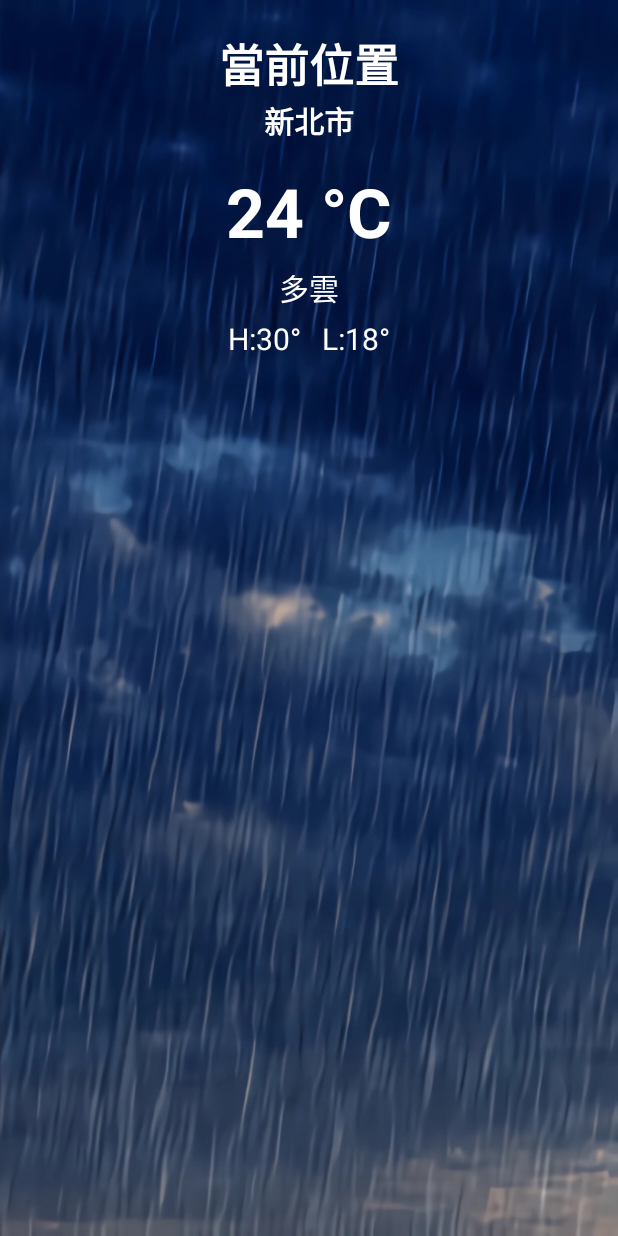
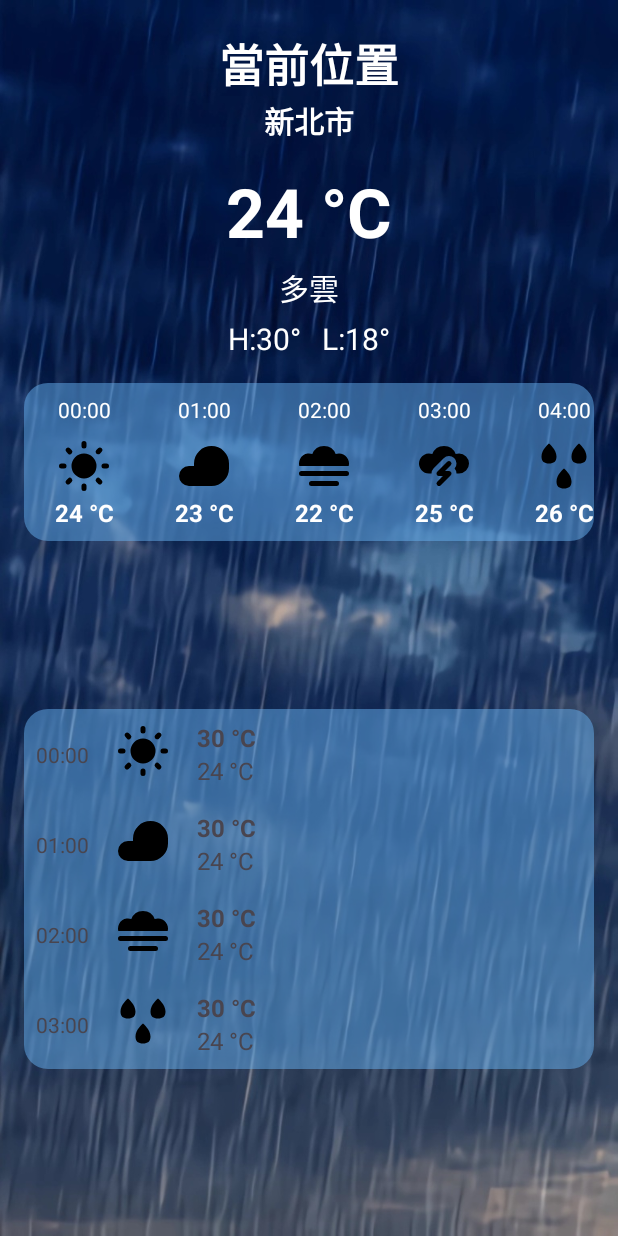
Before and after one commit to yo20703/WeatherApp_1, an Android app: the screen it shows after launch (MainActivity), on a phone screen of 412 x 824 dp. Run offline under Robolectric (Android 15) with nearby library versions, the phone set to English and light mode, and no system bars.

Commit message:
recycler view2

```diff
--- /dev/null
+++ b/app/src/main/java/com/example/weatherapp_1/DayWeatherAdapter.java
@@ -0,0 +1,79 @@
+package com.example.weatherapp_1;
+
+import android.view.LayoutInflater;
+import android.view.View;
+import android.view.ViewGroup;
+import android.widget.ImageView;
+import android.widget.TextView;
+
+import androidx.annotation.NonNull;
+import androidx.recyclerview.widget.RecyclerView;
+
+import com.example.weatherapp_1.data.DayForecast;
+
+import java.util.ArrayList;
+
+public class DayWeatherAdapter extends RecyclerView.Adapter<DayWeatherAdapter.DayViewHolder> {
+    private ArrayList<DayForecast> dayForecasts = new ArrayList<>();
+
+    public DayWeatherAdapter(ArrayList<DayForecast> dayForecasts) {
+        this.dayForecasts = dayForecasts;
+    }
+
+    @NonNull
+    @Override
+    public DayViewHolder onCreateViewHolder(@NonNull ViewGroup parent, int viewType) {
+        View view = LayoutInflater
+                .from(parent.getContext())
+                .inflate(R.layout.item_day_weather, parent, false);
+        return new DayViewHolder(view);
+    }
+
+    @Override
+    public void onBindViewHolder(@NonNull DayViewHolder holder, int position) {
+        DayForecast dayForecast = dayForecasts.get(position);
+
+        holder.tvDate.setText(dayForecast.getDate());
+        holder.tvMaxTemp.setText(dayForecast.getTemperatureMax());
+        holder.tvMinTemp.setText(dayForecast.getTemperatureMin());
+
+        switch (dayForecast.getWeather()) {
+            case "sunny":
+                holder.ivIcon.setImageResource(R.drawable.ic_sunny);
+                break;
+            case "cloudy":
+                holder.ivIcon.setImageResource(R.drawable.ic_cloudy);
+                break;
+            case "overcast":
+                holder.ivIcon.setImageResource(R.drawable.ic_overcast);
+                break;
+            case "rain":
+                holder.ivIcon.setImageResource(R.drawable.ic_rain);
+                break;
+            case "ic_thunder":
+                holder.ivIcon.setImageResource(R.drawable.ic_thunder);
+                break;
+        }
+    }
+
+    @Override
+    public int getItemCount() {
+        return dayForecasts.size();
+    }
+
+    static class DayViewHolder extends RecyclerView.ViewHolder{
+        TextView tvDate;
+        TextView tvMaxTemp;
+        TextView tvMinTemp;
+        ImageView ivIcon;
+
+        public DayViewHolder(@NonNull View itemView) {
+            super(itemView);
+
+            tvDate = itemView.findViewById(R.id.tv_date);
+            tvMaxTemp = itemView.findViewById(R.id.tv_max_temp);
+            tvMinTemp = itemView.findViewById(R.id.tv_min_temp);
+            ivIcon = itemView.findViewById(R.id.iv_icon);
+        }
+    }
+}
--- a/app/src/main/java/com/example/weatherapp_1/HourlyWeatherAdapter.java
+++ b/app/src/main/java/com/example/weatherapp_1/HourlyWeatherAdapter.java
@@ -40,6 +40,24 @@ public class HourlyWeatherAdapter
         holder.tvTime.setText(forecast.getTime());
         holder.tvTemperature.setText(forecast.getTemperature());
 
+        String condition = forecast.getWeatherCondition();
+        switch (condition.toLowerCase()) {
+            case "sunny":
+                holder.ivIcon.setImageResource(R.drawable.ic_sunny);
+                break;
+            case "cloudy":
+                holder.ivIcon.setImageResource(R.drawable.ic_cloudy);
+                break;
+            case "overcast":
+                holder.ivIcon.setImageResource(R.drawable.ic_overcast);
+                break;
+            case "rain":
+                holder.ivIcon.setImageResource(R.drawable.ic_rain);
+                break;
+            case "thunder":
+                holder.ivIcon.setImageResource(R.drawable.ic_thunder);
+                break;
+        }
     }
 
     @Override
--- a/app/src/main/java/com/example/weatherapp_1/MainActivity.java
+++ b/app/src/main/java/com/example/weatherapp_1/MainActivity.java
@@ -4,7 +4,10 @@ import android.os.Bundle;
 import android.widget.TextView;
 
 import androidx.appcompat.app.AppCompatActivity;
+import androidx.recyclerview.widget.LinearLayoutManager;
+import androidx.recyclerview.widget.RecyclerView;
 
+import com.example.weatherapp_1.data.DayForecast;
 import com.example.weatherapp_1.data.HourlyForecast;
 
 import java.util.ArrayList;
@@ -14,6 +17,8 @@ public class MainActivity extends AppCompatActivity {
     TextView tvCurrentTemperature;
     TextView tvCurrentWeather;
     TextView tvCurrentTempHL;
+    RecyclerView rvHourly;
+    RecyclerView rvDay;
 
     @Override
     protected void onCreate(Bundle savedInstanceState) {
@@ -21,10 +26,8 @@ public class MainActivity extends AppCompatActivity {
         setContentView(R.layout.activity_main);
 
         initView();
-
-        ArrayList<HourlyForecast> hourlyForecastArrayList = new ArrayList<>();
-
-        HourlyWeatherAdapter adapter = new HourlyWeatherAdapter(hourlyForecastArrayList);
+        initHourlyWeather();
+        initRvDay();
     }
 
     private void initView() {
@@ -32,5 +35,97 @@ public class MainActivity extends AppCompatActivity {
         tvCurrentTemperature = findViewById(R.id.tv_current_temperature);
         tvCurrentWeather = findViewById(R.id.tv_current_weather);
         tvCurrentTempHL = findViewById(R.id.tv_current_temp_hl);
+        rvHourly = findViewById(R.id.rv_hourly);
+        rvDay = findViewById(R.id.rv_day);
+    }
+
+    private void initHourlyWeather() {
+        ArrayList<HourlyForecast> forecasts = new ArrayList<>();
+        HourlyForecast forecast1 = new HourlyForecast(
+                "00:00",
+                "sunny",
+                "24 °C"
+        );
+        forecasts.add(forecast1);
+
+        HourlyForecast forecast2 = new HourlyForecast(
+                "01:00",
+                "cloudy",
+                "23 °C"
+        );
+        forecasts.add(forecast2);
+
+        HourlyForecast forecast3 = new HourlyForecast(
+                "02:00",
+                "overcast",
+                "22 °C"
+        );
+        forecasts.add(forecast3);
+
+        HourlyForecast forecast4 = new HourlyForecast(
+                "03:00",
+                "thunder",
+                "25 °C"
+        );
+        forecasts.add(forecast4);
+
+        HourlyForecast forecast5 = new HourlyForecast(
+                "04:00",
+                "rain",
+                "26 °C"
+        );
+        forecasts.add(forecast5);
+
+        HourlyWeatherAdapter hourlyWeatherAdapter = new HourlyWeatherAdapter(forecasts);
+        rvHourly.setLayoutManager(new LinearLayoutManager(
+                this,
+                LinearLayoutManager.HORIZONTAL,
+                false)
+        );
+        rvHourly.setAdapter(hourlyWeatherAdapter);
+    }
+
+    private void initRvDay() {
+        ArrayList<DayForecast> dayForecasts = new ArrayList<>();
+
+        DayForecast dayForecast1 = new DayForecast(
+                "00:00",
+                "sunny",
+                "24 °C",
+                "30 °C"
+        );
+        dayForecasts.add(dayForecast1);
+
+        DayForecast dayForecast2 = new DayForecast(
+                "01:00",
+                "cloudy",
+                "24 °C",
+                "30 °C"
+        );
+        dayForecasts.add(dayForecast2);
+
+        DayForecast dayForecast3 = new DayForecast(
+                "02:00",
+                "overcast",
+                "24 °C",
+                "30 °C"
+        );
+        dayForecasts.add(dayForecast3);
+
+        DayForecast dayForecast = new DayForecast(
+                "03:00",
+                "rain",
+                "24 °C",
+                "30 °C"
+        );
+        dayForecasts.add(dayForecast);
+
+        DayWeatherAdapter dayWeatherAdapter = new DayWeatherAdapter(dayForecasts);
+        rvDay.setLayoutManager(new LinearLayoutManager(
+                this,
+                LinearLayoutManager.VERTICAL,
+                false)
+        );
+        rvDay.setAdapter(dayWeatherAdapter);
     }
 }
--- /dev/null
+++ b/app/src/main/java/com/example/weatherapp_1/data/DayForecast.java
@@ -0,0 +1,47 @@
+package com.example.weatherapp_1.data;
+
+public class DayForecast {
+    private String date;
+    private String weather;
+    private String temperatureMin;
+    private String temperatureMax;
+
+    public DayForecast(String date, String weather, String temperatureMin, String temperatureMax) {
+        this.date = date;
+        this.weather = weather;
+        this.temperatureMin = temperatureMin;
+        this.temperatureMax = temperatureMax;
+    }
+
+    public String getDate() {
+        return date;
+    }
+
+    public void setDate(String date) {
+        this.date = date;
+    }
+
+    public String getWeather() {
+        return weather;
+    }
+
+    public void setWeather(String weather) {
+        this.weather = weather;
+    }
+
+    public String getTemperatureMin() {
+        return temperatureMin;
+    }
+
+    public void setTemperatureMin(String temperatureMin) {
+        this.temperatureMin = temperatureMin;
+    }
+
+    public String getTemperatureMax() {
+        return temperatureMax;
+    }
+
+    public void setTemperatureMax(String temperatureMax) {
+        this.temperatureMax = temperatureMax;
+    }
+}
--- /dev/null
+++ b/app/src/main/res/drawable/ic_cloudy.xml
@@ -0,0 +1,9 @@
+<vector xmlns:android="http://schemas.android.com/apk/res/android"
+    android:width="24dp"
+    android:height="24dp"
+    android:viewportWidth="24"
+    android:viewportHeight="24">
+  <path
+      android:fillColor="#FF000000"
+      android:pathData="M22,11v2a7,7 0,0 1,-7 7H6a4,4 0,0 1,0 -8H8V11a7,7 0,0 1,14 0Z"/>
+</vector>
--- /dev/null
+++ b/app/src/main/res/drawable/ic_overcast.xml
@@ -0,0 +1,9 @@
+<vector xmlns:android="http://schemas.android.com/apk/res/android"
+    android:width="24dp"
+    android:height="24dp"
+    android:viewportWidth="24"
+    android:viewportHeight="24">
+  <path
+      android:fillColor="#FF000000"
+      android:pathData="M22,15a1,1 0,0 1,-1 1L3,16a1,1 0,0 1,0 -2L21,14A1,1 0,0 1,22 15ZM17,18L7,18a1,1 0,0 0,0 2L17,20a1,1 0,0 0,0 -2ZM18,7a3.965,3.965 0,0 0,-1.334 0.245,4.977 4.977,0 0,0 -9.332,0A3.962,3.962 0,0 0,2 11a4.024,4.024 0,0 0,0.126 1L21.874,12A4,4 0,0 0,18 7Z"/>
+</vector>
--- /dev/null
+++ b/app/src/main/res/drawable/ic_rain.xml
@@ -0,0 +1,9 @@
+<vector xmlns:android="http://schemas.android.com/apk/res/android"
+    android:width="24dp"
+    android:height="24dp"
+    android:viewportWidth="24"
+    android:viewportHeight="24">
+  <path
+      android:fillColor="#FF000000"
+      android:pathData="M9,18.2c0,-2.8 3,-5.2 3,-5.2s3,2.4 3,5.2c0,2 -1.125,2.8 -3,2.8S9,20.2 9,18.2ZM6,3S3,5.4 3,8.2c0,2 1.125,2.8 3,2.8s3,-0.8 3,-2.8C9,5.4 6,3 6,3ZM18,3s-3,2.4 -3,5.2c0,2 1.125,2.8 3,2.8s3,-0.8 3,-2.8C21,5.4 18,3 18,3Z"/>
+</vector>
--- /dev/null
+++ b/app/src/main/res/drawable/ic_sunny.xml
@@ -0,0 +1,9 @@
+<vector xmlns:android="http://schemas.android.com/apk/res/android"
+    android:width="24dp"
+    android:height="24dp"
+    android:viewportWidth="24"
+    android:viewportHeight="24">
+  <path
+      android:fillColor="#FF000000"
+      android:pathData="M7,12a5,5 0,1 1,5 5A5,5 0,0 1,7 12ZM12,5a1,1 0,0 0,1 -1L13,3a1,1 0,0 0,-2 0L11,4A1,1 0,0 0,12 5ZM11,20v1a1,1 0,0 0,2 0L13,20a1,1 0,0 0,-2 0ZM21,11L20,11a1,1 0,0 0,0 2h1a1,1 0,0 0,0 -2ZM3,13L4,13a1,1 0,0 0,0 -2L3,11a1,1 0,0 0,0 2ZM17.657,7.343a1,1 0,0 0,0.707 -0.293l0.707,-0.707a1,1 0,1 0,-1.414 -1.414l-0.707,0.707a1,1 0,0 0,0.707 1.707ZM5.636,16.95l-0.707,0.707a1,1 0,1 0,1.414 1.414l0.707,-0.707A1,1 0,0 0,5.636 16.95ZM16.95,16.95a1,1 0,0 0,0 1.414l0.707,0.707a1,1 0,0 0,1.414 -1.414l-0.707,-0.707A1,1 0,0 0,16.95 16.95ZM5.636,7.05A1,1 0,0 0,7.05 5.636l-0.707,-0.707A1,1 0,0 0,4.929 6.343Z"/>
+</vector>
--- /dev/null
+++ b/app/src/main/res/drawable/ic_thunder.xml
@@ -0,0 +1,9 @@
+<vector xmlns:android="http://schemas.android.com/apk/res/android"
+    android:width="24dp"
+    android:height="24dp"
+    android:viewportWidth="24"
+    android:viewportHeight="24">
+  <path
+      android:fillColor="#FF000000"
+      android:pathData="M9.293,18.293 L11.586,16H10a1,1 0,0 1,-0.707 -1.707l4,-4a1,1 0,0 1,1.414 1.414L12.414,14H14a1,1 0,0 1,0.707 1.707l-4,4a1,1 0,0 1,-1.414 -1.414ZM18,7a3.965,3.965 0,0 0,-1.334 0.245,4.977 4.977,0 0,0 -9.332,0A3.993,3.993 0,1 0,6 15H7.007a2.991,2.991 0,0 1,0.872 -2.121l4,-4A3,3 0,0 1,16.236 13a2.959,2.959 0,0 1,0.757 2H18a4,4 0,0 0,0 -8Z"/>
+</vector>
--- a/app/src/main/res/layout/activity_main.xml
+++ b/app/src/main/res/layout/activity_main.xml
@@ -76,6 +76,7 @@
         />
 
     <androidx.recyclerview.widget.RecyclerView
+        android:id="@+id/rv_hourly"
         android:layout_width="0dp"
         android:layout_height="wrap_content"
         app:layout_constraintTop_toBottomOf="@+id/tv_current_temp_hl"
@@ -85,4 +86,16 @@
         android:layout_margin="16dp"
         />
 
+    <androidx.recyclerview.widget.RecyclerView
+        android:id="@+id/rv_day"
+        android:layout_width="0dp"
+        android:layout_height="wrap_content"
+        app:layout_constraintTop_toBottomOf="@+id/rv_hourly"
+        app:layout_constraintBottom_toBottomOf="parent"
+        app:layout_constraintStart_toStartOf="parent"
+        app:layout_constraintEnd_toEndOf="parent"
+        android:background="@drawable/recycler_background"
+        android:layout_margin="16dp"
+        />
+
 </androidx.constraintlayout.widget.ConstraintLayout>
--- /dev/null
+++ b/app/src/main/res/layout/item_day_weather.xml
@@ -0,0 +1,49 @@
+<?xml version="1.0" encoding="utf-8"?>
+<androidx.constraintlayout.widget.ConstraintLayout xmlns:android="http://schemas.android.com/apk/res/android"
+    android:layout_width="match_parent"
+    android:layout_height="wrap_content"
+    xmlns:app="http://schemas.android.com/apk/res-auto"
+    android:padding="8dp">
+    <TextView
+        android:id="@+id/tv_date"
+        android:layout_width="wrap_content"
+        android:layout_height="wrap_content"
+        android:text="2025-01-02"
+        android:textSize="14sp"
+        app:layout_constraintTop_toTopOf="parent"
+        app:layout_constraintBottom_toBottomOf="parent"
+        app:layout_constraintStart_toStartOf="parent"
+        />
+
+    <ImageView
+        android:id="@+id/iv_icon"
+        android:layout_width="40dp"
+        android:layout_height="40dp"
+        android:src="@drawable/ic_launcher_background"
+        app:layout_constraintStart_toEndOf="@+id/tv_date"
+        app:layout_constraintTop_toTopOf="parent"
+        android:layout_marginStart="16dp"
+        />
+
+    <TextView
+        android:id="@+id/tv_max_temp"
+        android:text="31°C"
+        android:textSize="16sp"
+        android:textStyle="bold"
+        android:layout_width="wrap_content"
+        android:layout_height="wrap_content"
+        app:layout_constraintStart_toEndOf="@+id/iv_icon"
+        app:layout_constraintTop_toTopOf="parent"
+        android:layout_marginStart="16dp"/>
+
+    <TextView
+        android:id="@+id/tv_min_temp"
+        android:text="16°C"
+        android:textSize="16sp"
+        android:layout_width="wrap_content"
+        android:layout_height="wrap_content"
+        app:layout_constraintStart_toEndOf="@+id/iv_icon"
+        app:layout_constraintTop_toBottomOf="@+id/tv_max_temp"
+        android:layout_marginStart="16dp"
+        />
+</androidx.constraintlayout.widget.ConstraintLayout>
--- a/app/src/main/res/layout/item_hourly_weather.xml
+++ b/app/src/main/res/layout/item_hourly_weather.xml
@@ -12,6 +12,7 @@
         android:layout_height="wrap_content"
         android:text="00:00"
         android:textSize="14sp"
+        android:textColor="@color/white"
         app:layout_constraintTop_toTopOf="parent"
         app:layout_constraintStart_toStartOf="parent"
         app:layout_constraintEnd_toEndOf="parent"/>
@@ -34,6 +35,7 @@
         app:layout_constraintStart_toStartOf="parent"
         app:layout_constraintEnd_toEndOf="parent"
         android:text="25 °C"
+        android:textColor="@color/white"
         android:textSize="16sp"
         android:textStyle="bold"/>
 
```
